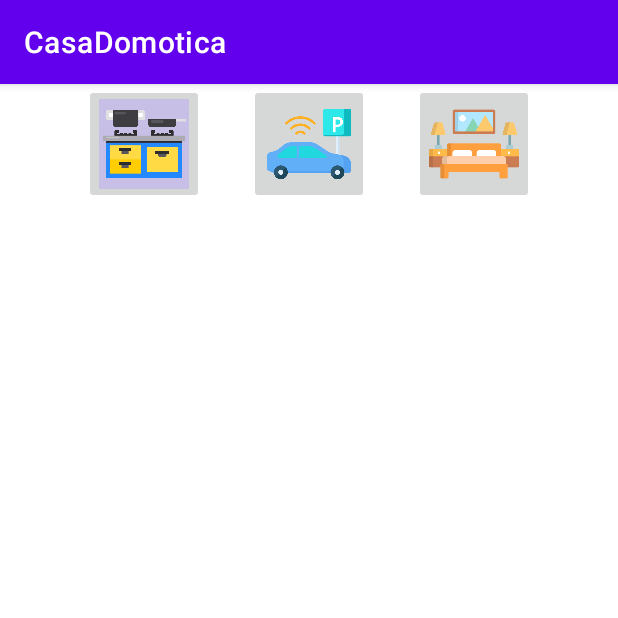
After one commit to CarmenXcef/CasaDomotica, an Android app: the Estacionamiento screen opened directly, with no data from a screen before it, on a phone screen of 412 x 824 dp, the top half of it. The commit adds this screen. Run offline under Robolectric (Android 15) with nearby library versions, the phone set to English and light mode, and no system bars; 1 statement that could not run was skipped.

Commit message:
Menú - Fragmentos

```diff
--- /dev/null
+++ b/app/src/main/java/com/example/casadomotica/Estacionamiento.java
@@ -0,0 +1,36 @@
+package com.example.casadomotica;
+
+import androidx.appcompat.app.AppCompatActivity;
+import androidx.fragment.app.Fragment;
+import androidx.fragment.app.FragmentManager;
+import androidx.fragment.app.FragmentTransaction;
+
+import android.os.Bundle;
+
+public class Estacionamiento extends AppCompatActivity implements miMenu{
+
+    Fragment[] misFragmentos;
+    private final int [] img = {R.drawable.cocina2, R.drawable.estacionamiento2, R.drawable.recamara2};
+
+    @Override
+    protected void onCreate(Bundle savedInstanceState) {
+        super.onCreate(savedInstanceState);
+        setContentView(R.layout.activity_estacionamiento);
+
+
+        Bundle extra = getIntent().getExtras();
+        menuboton(extra.getInt("botonpul"));
+    }
+
+    @Override
+    public void menuboton(int boton) {
+        FragmentManager miManejador = getSupportFragmentManager();
+        FragmentTransaction miTransicion = miManejador.beginTransaction();
+
+        Fragment menuIluminado = new Menu();
+        Bundle datos = new Bundle();
+        datos.putInt("botonpulsado2", boton);
+        menuIluminado.setArguments(datos);
+        miTransicion.replace(R.id.menu, menuIluminado);
+    }
+}
--- /dev/null
+++ b/app/src/main/java/com/example/casadomotica/Menu.java
@@ -0,0 +1,96 @@
+package com.example.casadomotica;
+
+import android.app.Activity;
+import android.os.Bundle;
+
+import androidx.fragment.app.Fragment;
+
+import android.view.LayoutInflater;
+import android.view.View;
+import android.view.ViewGroup;
+import android.widget.ImageButton;
+
+/**
+ * A simple {@link Fragment} subclass.
+ * Use the {@link Menu#newInstance} factory method to
+ * create an instance of this fragment.
+ */
+public class Menu extends Fragment {
+
+    private final int [] botones = {R.id.btnCocina, R.id.btnEstacionamiento, R.id.btnRecamara};
+    private ImageButton cocina, estacionamiento, recamara;
+    private final int [] botonesIluminados = {R.drawable.cocina2, R.drawable.estacionamiento2, R.drawable.recamara2};
+    private int boton = -1;
+
+    // TODO: Rename parameter arguments, choose names that match
+    // the fragment initialization parameters, e.g. ARG_ITEM_NUMBER
+    private static final String ARG_PARAM1 = "param1";
+    private static final String ARG_PARAM2 = "param2";
+
+    // TODO: Rename and change types of parameters
+    private String mParam1;
+    private String mParam2;
+
+    public Menu() {
+        // Required empty public constructor
+    }
+
+    /**
+     * Use this factory method to create a new instance of
+     * this fragment using the provided parameters.
+     *
+     * @param param1 Parameter 1.
+     * @param param2 Parameter 2.
+     * @return A new instance of fragment Menu.
+     */
+    // TODO: Rename and change types and number of parameters
+    public static Menu newInstance(String param1, String param2) {
+        Menu fragment = new Menu();
+        Bundle args = new Bundle();
+        args.putString(ARG_PARAM1, param1);
+        args.putString(ARG_PARAM2, param2);
+        fragment.setArguments(args);
+        return fragment;
+    }
+
+    @Override
+    public void onCreate(Bundle savedInstanceState) {
+        super.onCreate(savedInstanceState);
+        if (getArguments() != null) {
+            mParam1 = getArguments().getString(ARG_PARAM1);
+            mParam2 = getArguments().getString(ARG_PARAM2);
+        }
+    }
+
+    @Override
+    public View onCreateView(LayoutInflater inflater, ViewGroup container,
+                             Bundle savedInstanceState) {
+        // Inflate the layout for this fragment
+        View mimenu = inflater.inflate(R.layout.fragment_menu, container, false);
+
+        if(getArguments()!=null){
+            boton = getArguments().getInt("botonpulsado2");
+        }
+
+        ImageButton botonMenu = null;
+        for (int i=0; i<botones.length; i++){
+
+            botonMenu = (ImageButton) mimenu.findViewById(botones[i]);
+
+            if(boton==i){
+                botonMenu.setImageResource(botonesIluminados[i]);
+            }
+            final int queBoton = i;
+
+            botonMenu.setOnClickListener(new View.OnClickListener() {
+                @Override
+                public void onClick(View view) {
+                    Activity miActividad = getActivity();
+                    ((miMenu)miActividad).menuboton(queBoton);
+                }
+            });
+        }
+        return mimenu;
+
+    }
+}
--- /dev/null
+++ b/app/src/main/java/com/example/casadomotica/miMenu.java
@@ -0,0 +1,5 @@
+package com.example.casadomotica;
+
+public interface miMenu {
+    public void menuboton(int boton);
+}
--- /dev/null
+++ b/app/src/main/res/layout/activity_estacionamiento.xml
@@ -0,0 +1,20 @@
+<?xml version="1.0" encoding="utf-8"?>
+<androidx.constraintlayout.widget.ConstraintLayout xmlns:android="http://schemas.android.com/apk/res/android"
+    xmlns:app="http://schemas.android.com/apk/res-auto"
+    xmlns:tools="http://schemas.android.com/tools"
+    android:layout_width="match_parent"
+    android:layout_height="match_parent"
+    tools:context=".Estacionamiento">
+
+
+    <fragment
+        android:layout_width="match_parent"
+        android:layout_height="wrap_content"
+        android:name="com.example.casadomotica.Menu"
+        android:id="@+id/menu"
+        tools:layout="@layout/fragment_menu"
+        />
+
+
+
+</androidx.constraintlayout.widget.ConstraintLayout>
--- /dev/null
+++ b/app/src/main/res/layout/fragment_menu.xml
@@ -0,0 +1,48 @@
+<?xml version="1.0" encoding="utf-8"?>
+<FrameLayout xmlns:android="http://schemas.android.com/apk/res/android"
+    xmlns:tools="http://schemas.android.com/tools"
+    android:layout_width="match_parent"
+    android:layout_height="match_parent"
+    tools:context=".Menu">
+
+
+    <LinearLayout
+        android:layout_width="match_parent"
+        android:layout_height="wrap_content"
+        android:orientation="horizontal"
+        android:gravity="center_horizontal"
+        >
+
+        <ImageButton
+            android:id="@+id/btnCocina"
+            android:src="@drawable/cocina2"
+            android:scaleType="centerCrop"
+            android:layout_width="80dp"
+            android:layout_height="80dp"
+            />
+        <Space
+            android:layout_width="30dp"
+            android:layout_height="1dp"/>
+
+        <ImageButton
+            android:id="@+id/btnEstacionamiento"
+            android:layout_width="80dp"
+            android:layout_height="80dp"
+            android:scaleType="centerInside"
+            android:src="@drawable/estacionamiento"
+            />
+
+        <Space
+            android:layout_width="30dp"
+            android:layout_height="1dp"/>
+
+        <ImageButton
+            android:id="@+id/btnRecamara"
+            android:layout_width="80dp"
+            android:src="@drawable/recamara"
+            android:scaleType="centerCrop"
+            android:layout_height="80dp"/>
+
+    </LinearLayout>
+
+</FrameLayout>
--- a/app/src/main/res/values/strings.xml
+++ b/app/src/main/res/values/strings.xml
@@ -1,3 +1,5 @@
 <resources>
     <string name="app_name">CasaDomotica</string>
+    <!-- TODO: Remove or change this placeholder text -->
+    <string name="hello_blank_fragment">Hello blank fragment</string>
 </resources>
```
Also changed, not shown: app/src/main/AndroidManifest.xml (+7 -0 lines), app/src/main/java/com/example/casadomotica/MainActivity.java (+11 -1 lines), app/src/main/res/drawable-v24/cocina.png (added), app/src/main/res/drawable-v24/cocina2.png (added), app/src/main/res/drawable-v24/estacionamiento.png (added), app/src/main/res/drawable-v24/estacionamiento2.png (added), app/src/main/res/drawable-v24/recamara.png (added), app/src/main/res/drawable-v24/recamara2.png (added).
